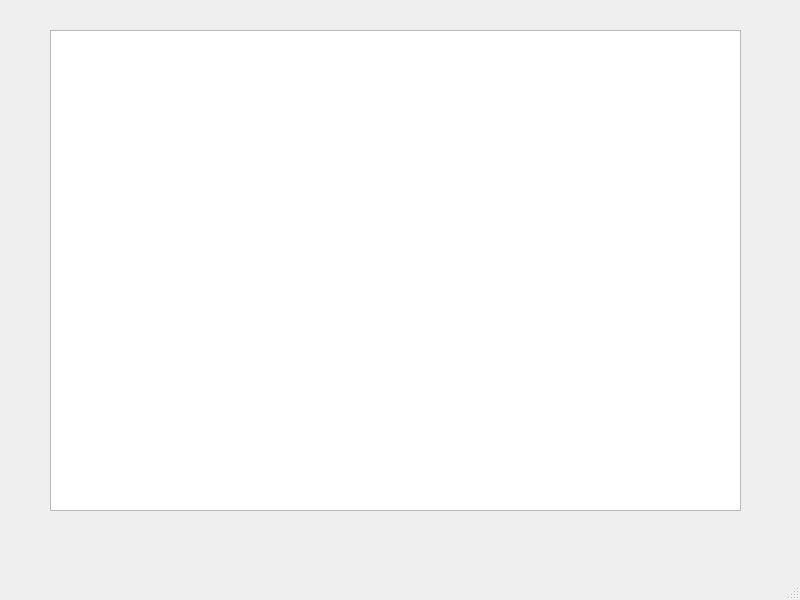
Before: the Qt Designer form Game/game.ui in mibbo/conquer-of-pirkanmaa, drawn with Qt 5.
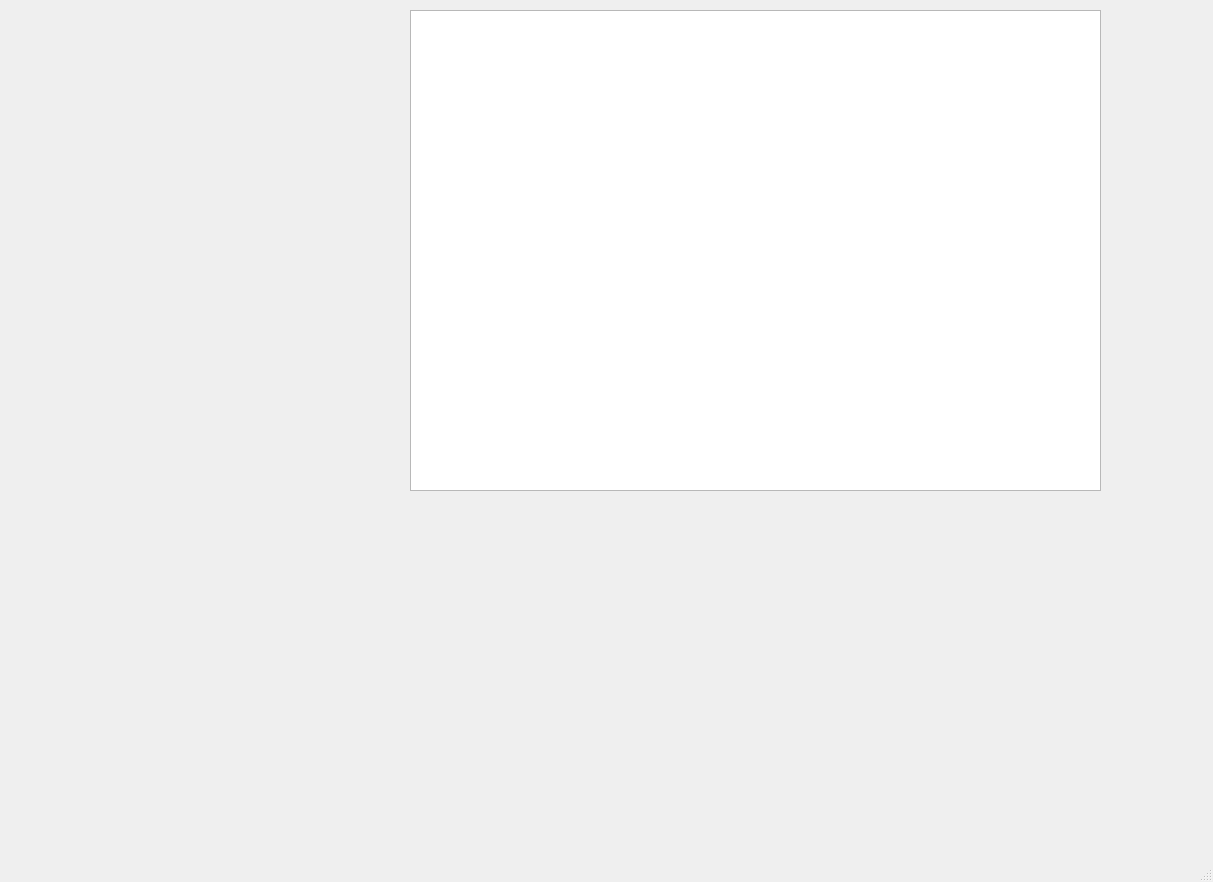
After: the same form once the commit is applied.

```diff
--- a/Game/game.ui
+++ b/Game/game.ui
@@ -6,8 +6,8 @@
    <rect>
     <x>0</x>
     <y>0</y>
-    <width>800</width>
-    <height>600</height>
+    <width>1213</width>
+    <height>882</height>
    </rect>
   </property>
   <property name="windowTitle">
@@ -17,8 +17,8 @@
    <widget class="QGraphicsView" name="graphicsView">
     <property name="geometry">
      <rect>
-      <x>50</x>
-      <y>30</y>
+      <x>410</x>
+      <y>10</y>
       <width>691</width>
       <height>481</height>
      </rect>
```
Left out of the diff: 2 changed lines with no effect on the pictures.
